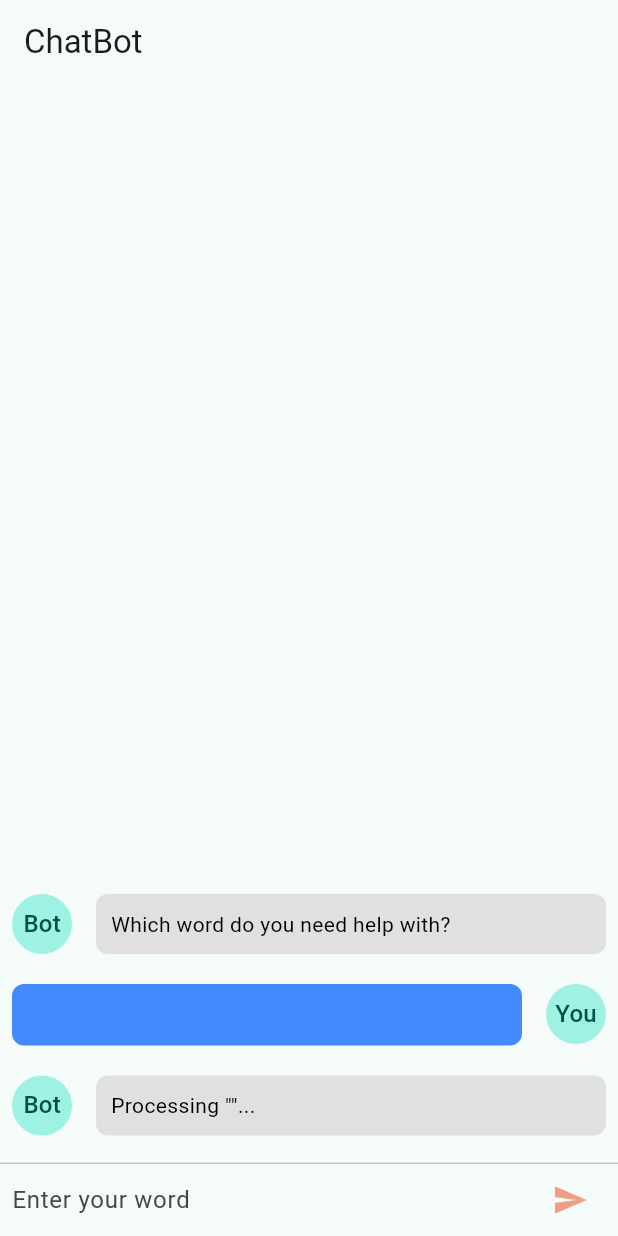
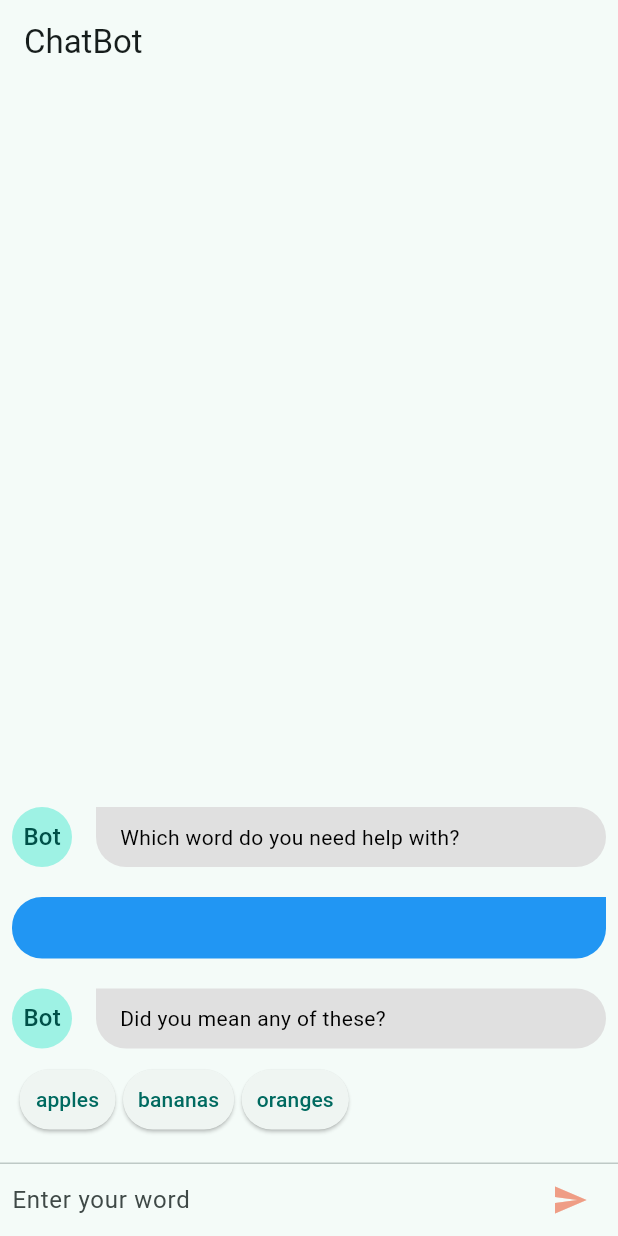
Before and after one commit to belhyto/SIGNWAY_FLUTTER, a Flutter app: the ChatScreen screen opened directly, after a tap on the "send" icon, on a phone screen of 412 x 824 dp. Run offline on Flutter 3.47's test engine with Material 3 defaults, Android fonts, the phone set to English and light mode, and no system bars; our stand-ins replace camera, firebase_core, shared_preferences; missing offline and left inert: tflite_flutter; accounts and stored records are empty.

Commit message:
Commit changes

```diff
--- a/lib/chat.dart
+++ b/lib/chat.dart
@@ -12,10 +12,10 @@ class SplashScreen3 extends StatefulWidget {
   const SplashScreen3({super.key});
 
   @override
-  _SplashScreenState2 createState() => _SplashScreenState2();
+  _SplashScreenState3 createState() => _SplashScreenState3();
 }
 
-class _SplashScreenState2 extends State<SplashScreen3> with SingleTickerProviderStateMixin {
+class _SplashScreenState3 extends State<SplashScreen3> with SingleTickerProviderStateMixin {
   late AnimationController _controller;
   late Animation<double> _animation;
 
@@ -58,7 +58,7 @@ class _SplashScreenState2 extends State<SplashScreen3> with SingleTickerProvider
           mainAxisAlignment: MainAxisAlignment.center,
           children: [
             const Text(
-              "Play Now!",
+              "Chat Now!",
               style: TextStyle(fontFamily:'Moderna', fontSize: 40),
             ),
             const SizedBox(height: 20),
@@ -106,15 +106,24 @@ class _ChatScreenState extends State<ChatScreen> {
       text: text,
       isUser: true,
     );
+    List<String> suggestedWords = generateSuggestedWords(text);
     ChatMessage botMessage = ChatMessage(
-      text: "Processing \"$text\"...",
+      text: "Did you mean any of these?",
       isUser: false,
+      suggestedWords: suggestedWords,
     );
     setState(() {
       _messages.insert(0, userMessage);
       _messages.insert(0, botMessage);
     });
     // You can add logic here to handle the user input, like sending it to a chatbot API
+  }
+
+  List<String> generateSuggestedWords(String word) {
+    // Here you can implement your logic to generate suggested words based on the input word
+    // For simplicity, I'm providing some example words
+    List<String> exampleWords = ['apples', 'bananas', 'oranges'];
+    return exampleWords;
   }
 
   @override
@@ -175,20 +184,23 @@ class _ChatScreenState extends State<ChatScreen> {
 class ChatMessage extends StatelessWidget {
   final String text;
   final bool isUser;
+  final List<String>? suggestedWords;
 
-  ChatMessage({required this.text, required this.isUser});
+  ChatMessage({required this.text, required this.isUser, this.suggestedWords});
 
   @override
   Widget build(BuildContext context) {
     return Container(
       margin: EdgeInsets.symmetric(vertical: 10.0),
-      child: Row(
+      child: Column(
+        crossAxisAlignment: isUser ? CrossAxisAlignment.end : CrossAxisAlignment.start,
+        children: <Widget>[
+          Row(
             mainAxisAlignment: isUser ? MainAxisAlignment.end : MainAxisAlignment.start,
             crossAxisAlignment: CrossAxisAlignment.start,
             children: <Widget>[
-          isUser
-              ? Container() // Bot avatar can be added here
-              : Container(
+              if (!isUser)
+                Container(
                   margin: const EdgeInsets.only(right: 16.0),
                   child: CircleAvatar(
                     child: Text('Bot'),
@@ -196,10 +208,15 @@ class ChatMessage extends StatelessWidget {
                 ),
               Expanded(
                 child: Container(
-              padding: EdgeInsets.all(10.0),
+                  padding: EdgeInsets.symmetric(horizontal: 16.0, vertical: 10.0),
                   decoration: BoxDecoration(
-                color: isUser ? Colors.blueAccent : Colors.grey[300],
-                borderRadius: BorderRadius.circular(8.0),
+                    color: isUser ? Colors.blue : Colors.grey[300],
+                    borderRadius: BorderRadius.only(
+                      topLeft: isUser ? Radius.circular(20.0) : Radius.circular(0.0),
+                      topRight: isUser ? Radius.circular(0.0) : Radius.circular(20.0),
+                      bottomLeft: Radius.circular(20.0),
+                      bottomRight: Radius.circular(20.0),
+                    ),
                   ),
                   child: Text(
                     text,
@@ -207,14 +224,30 @@ class ChatMessage extends StatelessWidget {
                   ),
                 ),
               ),
-          isUser
-              ? Container(
-            margin: const EdgeInsets.only(left: 16.0),
-            child: CircleAvatar(
-              child: Text('You'),
+            ],
           ),
-          )
-              : Container(), // Bot avatar can be added here
+          if (!isUser && suggestedWords != null)
+            Container(
+              margin: EdgeInsets.only(top: 5.0),
+              child: Row(
+                mainAxisAlignment: MainAxisAlignment.start,
+                children: suggestedWords!.map((word) {
+                  return Container(
+                    margin: EdgeInsets.only(top: 5.0, left: 5.0),
+                    child: ElevatedButton(
+                      onPressed: () {
+                        // Handle button press
+                        print('User selected: $word');
+                      },
+                      child: Text(word),
+                      style: ElevatedButton.styleFrom(
+                        padding: EdgeInsets.symmetric(horizontal: 10.0),
+                      ),
+                    ),
+                  );
+                }).toList(),
+              ),
+            ),
         ],
       ),
     );
```
Also changed, not shown: lib/games.dart (+40 -18 lines), lib/hand.dart (added, +103 -0 lines), lib/main.dart (+36 -7 lines), pubspec.yaml (+7 -0 lines), pubspec.lock. Lines whose indentation alone changed are shown as unchanged.
